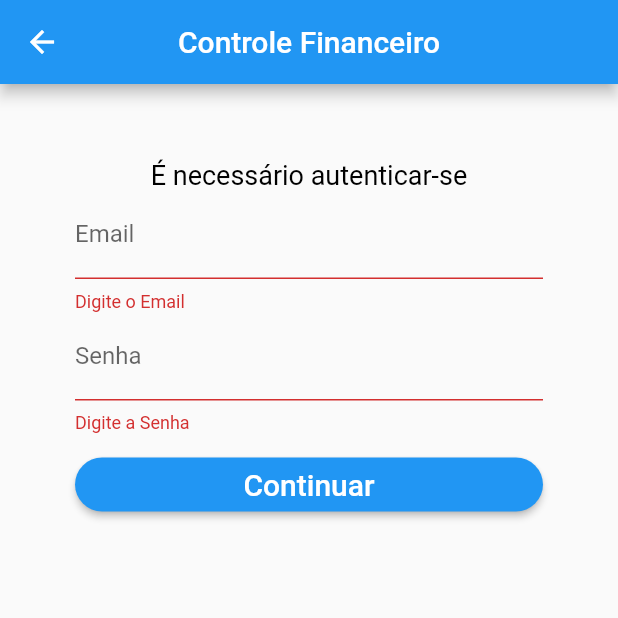
After one commit to Evandson/controle-financeiro-frontend2, a Flutter app: the LoginAlt screen opened directly, after a tap on "Continuar", on a phone screen of 412 x 824 dp, the top half of it. The commit adds this screen. Run offline on Flutter 3.47's test engine with Material 2 defaults, Android fonts, the phone set to English and light mode, and no system bars; our stand-ins replace shared_preferences; accounts and stored records are empty.

Commit message:
Exigindo autenticação no update de senha

```diff
--- /dev/null
+++ b/lib/LoginAlt.dart
@@ -0,0 +1,147 @@
+import 'package:flutter/material.dart';
+import 'package:controle_financeiro_frontend/NewPassword.dart';
+import 'package:controle_financeiro_frontend/utils/AlertaUtils.dart';
+import 'package:controle_financeiro_frontend/services/LoginService.dart';
+
+class LoginAlt extends StatefulWidget {
+  @override
+  _LoginAltState createState() => _LoginAltState();
+}
+
+class _LoginAltState extends State<LoginAlt> {
+
+  final _ctrlEmail = TextEditingController();
+  final _ctrlSenha = TextEditingController();
+  final _formKey = GlobalKey<FormState>();
+
+  @override
+  Widget build(BuildContext context) {
+    return Scaffold(
+      appBar: AppBar(
+        title: Text("Controle Financeiro",
+            style:
+            TextStyle(
+                color: Colors.white)
+        ),
+        centerTitle: true,
+      ),
+      body: _body(context),
+    );
+  }
+
+  _body(BuildContext context) {
+    return Form(
+      key: _formKey,
+      child: Container(
+        padding: EdgeInsets.all(50),
+        child: ListView(
+          children: <Widget>[
+            Center(
+              child: Text("É necessário autenticar-se",
+                style: TextStyle(color: Colors.black, fontSize: 18),
+              ),
+            ),
+            _textFormField(
+                "Email",
+                "Digite o Email",
+                controller: _ctrlEmail,
+                validator : _validaEmail
+            ),
+            _textFormField(
+                "Senha",
+                "Digite a Senha",
+                senha: true,
+                controller: _ctrlSenha,
+                validator : _validaSenha
+            ),
+            Padding(
+                padding: EdgeInsets.only(top: 5, bottom: 5)
+            ),
+            _raisedButton("Continuar", Colors.blue, context),
+          ],
+        ),
+      ),
+    );
+  }
+  _textFormField(
+      String label,
+      String hint, {
+        bool senha = false,
+        TextEditingController controller,
+        FormFieldValidator<String> validator,
+      }) {
+    return TextFormField(
+      controller: controller,
+      validator: validator,
+      obscureText: senha,
+      decoration: InputDecoration(
+        labelText: label,
+        hintText: hint,
+      ),
+    );
+  }
+
+  String _validaEmail(String texto) {
+    if(texto.isEmpty){
+      return "Digite o Email";
+    }
+    return null;
+  }
+
+  String _validaSenha(String texto) {
+    if(texto.isEmpty){
+      return "Digite a Senha";
+    }
+    return null;
+  }
+
+  _raisedButton(
+      String texto,
+      Color cor,
+      BuildContext context) {
+    return RaisedButton(
+      color: cor,
+      child: Text(
+        texto,
+        style: TextStyle(
+          color: Colors.white,
+          fontSize: 20,
+        ),
+      ),
+      shape: RoundedRectangleBorder(
+          borderRadius: BorderRadius.circular(32)
+      ),
+      onPressed: () {
+        _clickButton(context);
+      },
+    );
+  }
+
+  _clickButton(BuildContext context) async {
+    bool formOk = _formKey.currentState.validate();
+
+    if (!formOk) {
+      return;
+    }
+    String email = _ctrlEmail.text;
+    String senha = _ctrlSenha.text;
+
+    print("login :$email senha: $senha");
+
+    var usuario = await LoginService.login(email,senha);
+
+    if( usuario == true ){
+
+      _navegaHome(context);
+    }else{
+      alert(context,"Login Inválido", "Login");
+    }
+  }
+
+  _navegaHome(BuildContext context){
+    Navigator.push(
+      context, MaterialPageRoute(
+        builder : (context)=> NewPassword()),
+    );
+  }
+}
--- a/lib/Profile.dart
+++ b/lib/Profile.dart
@@ -3,7 +3,7 @@ import 'package:controle_financeiro_frontend/services/UsuarioService.dart';
 import 'package:controle_financeiro_frontend/models/Usuario.dart';
 import 'package:controle_financeiro_frontend/models/User.dart';
 import 'package:controle_financeiro_frontend/Home.dart';
-import 'package:controle_financeiro_frontend/NewPassword.dart';
+import 'package:controle_financeiro_frontend/LoginAlt.dart';
 import 'package:shared_preferences/shared_preferences.dart';
 
 
@@ -117,7 +117,8 @@ class _ProfileState extends State<Profile> {
                             Navigator.push(
                               context,
                               MaterialPageRoute(
-                                  builder: (context) => NewPassword())
+                                  builder: (context) => LoginAlt()
+                              )
                             );
                           },
                         ),
--- a/lib/services/UsuarioService.dart
+++ b/lib/services/UsuarioService.dart
@@ -76,7 +76,7 @@ class UsuarioService {
     };
 
     http.Response response = await http.get(
-        "http://localhost:8888/usuarios/${id}", headers: header);
+        "http://192.168.0.12:8888/usuarios/${id}", headers: header);
     return decode(response);
   }
 
@@ -98,7 +98,7 @@ class UsuarioService {
     };
 
     http.Response response = await http.get(
-        "http://localhost:8888/usuarios/email?value=${email}", headers: header);
+        "http://192.168.0.12:8888/usuarios/email?value=${email}", headers: header);
     return decodeJson(response);
   }
 
@@ -111,7 +111,7 @@ class UsuarioService {
   }
 
   static Future<bool> newPassword(String senha, int id) async {
-    String _urlBase = "http://localhost:8888/usuarios/password/${id}";
+    String _urlBase = "http://192.168.0.12:8888/usuarios/password/${id}";
 
     var prefs = await SharedPreferences.getInstance();
     String token = (prefs.getString("authorization") ?? "");
```
